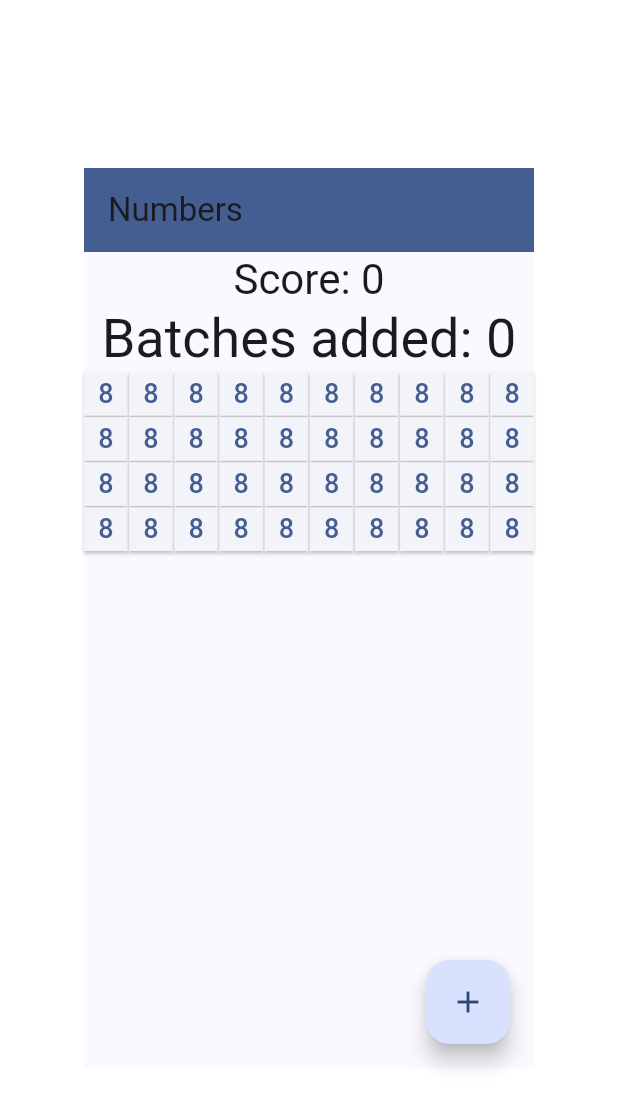
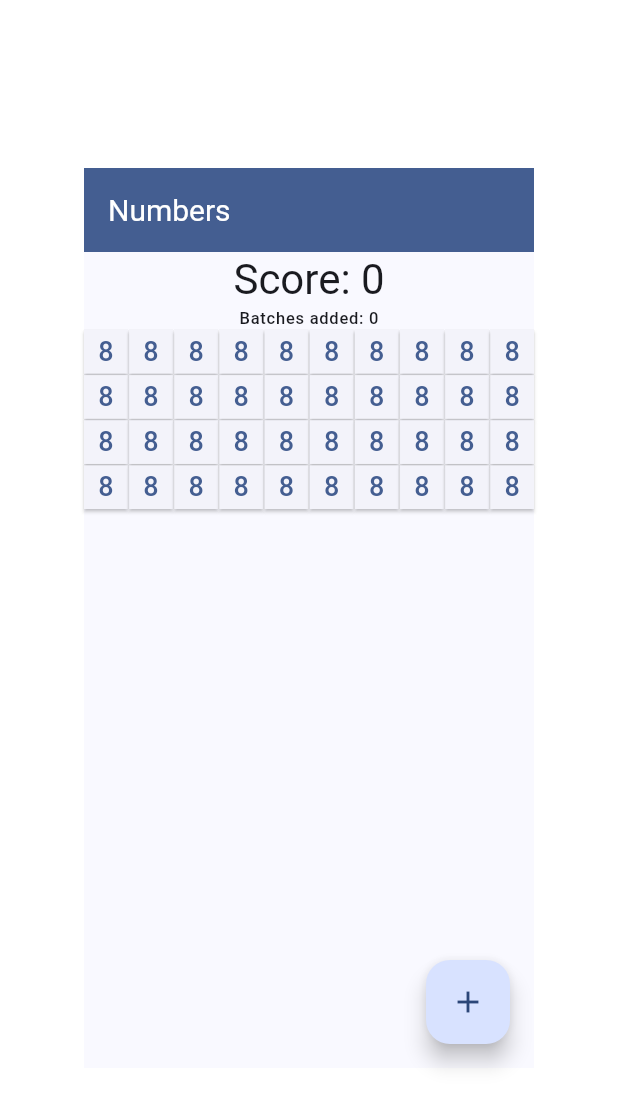
Before and after one commit to julia-morg/numerocide, a Flutter app: the screen it shows after launch, on a phone screen of 412 x 824 dp. Shown: the top 1107 px of the screen. Run offline on Flutter 3.47's test engine with Material 3 defaults, Android fonts, the phone set to English and light mode, and no system bars.

Commit message:
цвета

```diff
--- a/lib/main.dart
+++ b/lib/main.dart
@@ -22,6 +22,16 @@ class MyApp extends StatelessWidget {
       theme: ThemeData(
         colorScheme: ColorScheme.fromSeed(seedColor: Colors.blueAccent),
         useMaterial3: true,
+        appBarTheme: AppBarTheme(
+          backgroundColor: Theme.of(context).colorScheme.primary, // Фон заголовка
+          titleTextStyle: TextStyle(
+            color: Colors.white, // Белый текст заголовка
+            fontSize: 20,
+          ),
+          iconTheme: IconThemeData(
+            color: Colors.white, // Иконки белого цвета
+          ),
+        ),
       ),
       home: const MyHomePage(title: 'Numbers'),
       builder: (context, child) {
@@ -33,6 +43,7 @@ class MyApp extends StatelessWidget {
           ),
         );
       },
+
     );
   }
 }
@@ -126,7 +137,7 @@ class _MyHomePageState extends State<MyHomePage> {
             ),
             Text(
               'Batches added: $_counter',
-              style: Theme.of(context).textTheme.displaySmall,
+              style: Theme.of(context).textTheme.labelSmall,
             ),
 
             Expanded(
```
